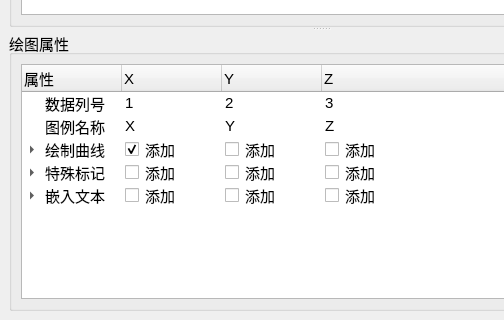
Above: res/tplots_gui.ui from i2Nav-WHU/tplots before the change; both pictures show x 0 to 504 and y 458 to 778 of the 1000 by 778 pixel window. Below: the same form after it.
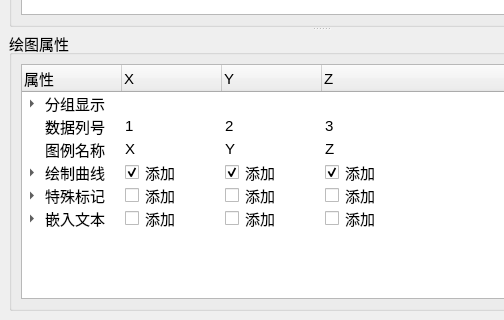
That is the form after the change.

Commit message: 增加分组显示

Patch:
```diff
--- a/res/tplots_gui.ui
+++ b/res/tplots_gui.ui
@@ -386,6 +386,19 @@
              <string>Z</string>
             </property>
            </column>
+           <item>
+            <property name="text">
+             <string>分组显示</string>
+            </property>
+            <item>
+             <property name="text">
+              <string>初始索引</string>
+             </property>
+             <property name="text">
+              <string>1</string>
+             </property>
+            </item>
+           </item>
            <item>
             <property name="text">
              <string>数据列号</string>
@@ -434,13 +447,13 @@
              <string>添加</string>
             </property>
             <property name="checkState">
-             <enum>Unchecked</enum>
+             <enum>Checked</enum>
             </property>
             <property name="text">
              <string>添加</string>
             </property>
             <property name="checkState">
-             <enum>Unchecked</enum>
+             <enum>Checked</enum>
             </property>
             <item>
              <property name="text">
```
Left out of the diff: 2 changed lines with no effect on the pictures. The commit also changes 2 other files.
